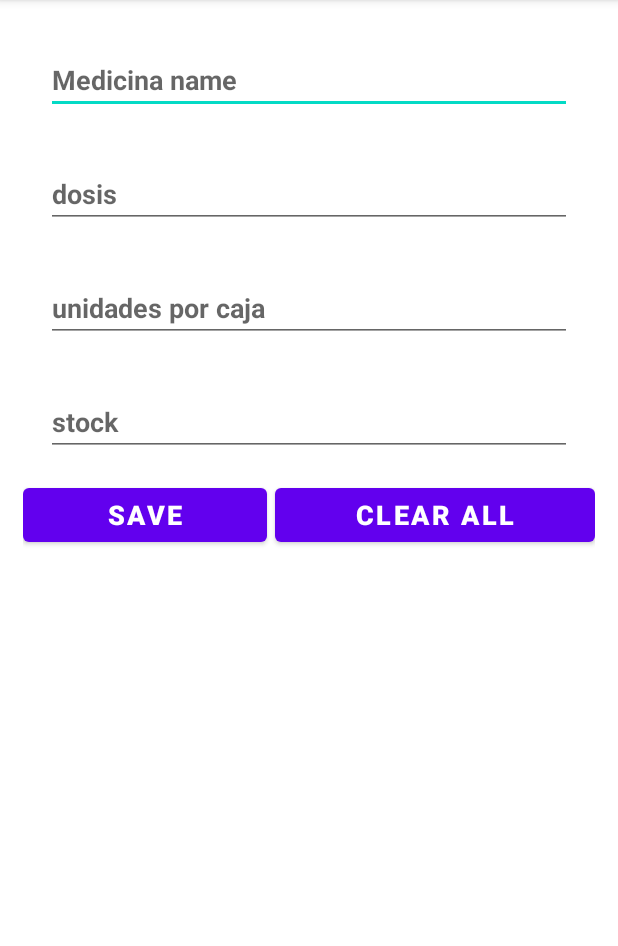
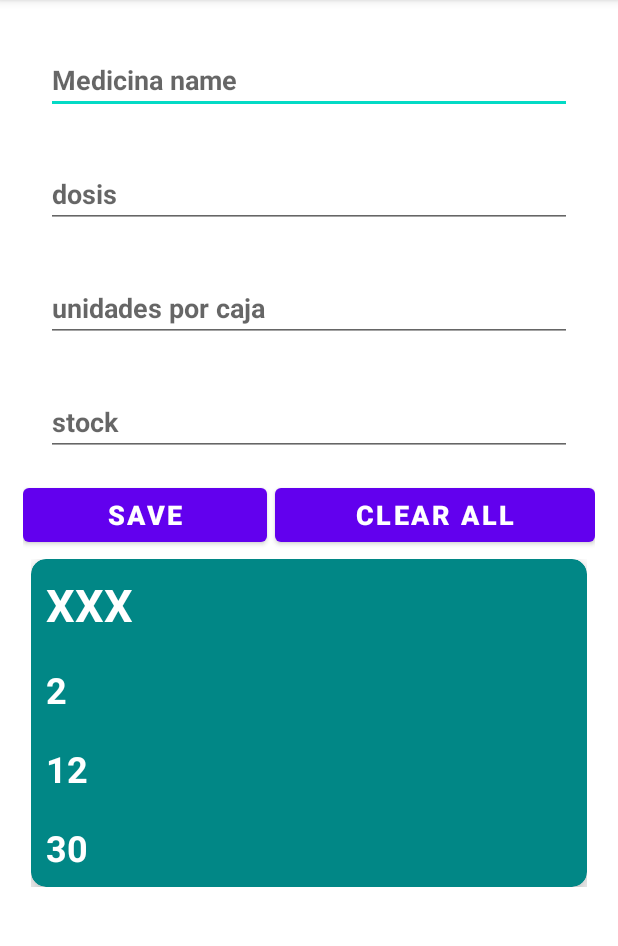
Before and after one commit to jrodriguezballester/InicioRoom, an Android app: the screen it shows after launch (AddMedicinaActivity), after a tap on "MEDICAMENTOS", on a phone screen of 412 x 824 dp, the part 84-1030 px from its top. Run offline under Robolectric (Android 15) with nearby library versions, the phone set to English and light mode, and no system bars; our stand-ins replace Room's generated code, data binding.

Commit message:
Una BD y precarga

```diff
--- a/app/src/main/AndroidManifest.xml
+++ b/app/src/main/AndroidManifest.xml
@@ -13,6 +13,7 @@
         android:supportsRtl="true"
         android:theme="@style/Theme.Farma4"
         tools:targetApi="31">
+
         <activity
             android:name=".ui.ListaActivity"
             android:exported="false">
--- a/app/src/main/java/com/example/farma4/database/MedicinaDatabase.kt
+++ b/app/src/main/java/com/example/farma4/database/MedicinaDatabase.kt
@@ -1,9 +1,18 @@
 package com.example.farma4.database
 
 import android.content.Context
+import android.util.Log
+import androidx.lifecycle.lifecycleScope
 import androidx.room.Database
 import androidx.room.Room
 import androidx.room.RoomDatabase
+import androidx.sqlite.db.SupportSQLiteDatabase
+import kotlinx.coroutines.CoroutineScope
+import kotlinx.coroutines.Dispatchers
+import kotlinx.coroutines.GlobalScope
+import kotlinx.coroutines.launch
+import kotlinx.coroutines.sync.Mutex
+import kotlinx.coroutines.sync.withLock
 
 
 @Database(entities = [Medicina::class], version = 2, exportSchema = false)
@@ -13,19 +22,35 @@ abstract class MedicinaDatabase : RoomDatabase() {
     companion object {
         @Volatile
         private var INSTANCE: MedicinaDatabase? = null
-        fun getInstance(context: Context): MedicinaDatabase? {
-            if (INSTANCE != null) return INSTANCE!!
-            synchronized(this) {
-                INSTANCE = Room
-                    .databaseBuilder(
-                        context.applicationContext,
-                        MedicinaDatabase::class.java,
-                        "medicina_data_database"
-                    )
-                    .fallbackToDestructiveMigration()
-                    .build()
-                return INSTANCE
+
+
+        fun getInstance(context: Context): MedicinaDatabase {
+            return INSTANCE ?: synchronized(this) {
+                INSTANCE ?: buildDatabase(context)
             }
         }
+
+        private fun buildDatabase(context: Context): MedicinaDatabase {
+            val actualtDBPath = context.getDatabasePath("medicina_data_database.db").absolutePath
+            Log.i("MyTAG ", "MedicinaDatabase buildDatabase 1 :::::::${actualtDBPath}")
+            return Room.databaseBuilder(
+                context.applicationContext,
+                MedicinaDatabase::class.java, "medicina_data_database"
+            )
+                // prepopulate the database after onCreate was called
+                .addCallback(object : Callback() {
+                    override fun onCreate(db: SupportSQLiteDatabase) {
+                        super.onCreate(db)
+                        Log.i("MyTAG ", "MedicinaDatabase buildDatabase 2 llenando BD")
+
+                        GlobalScope.launch(Dispatchers.Main) {
+                            getInstance(context).medicinaDAO.insertMedicina(PREPOPULATE_DATA)
+                        }
+                    }
+                })
+                .build()
+        }
+
+        val PREPOPULATE_DATA = Medicina("XXX", "2", 30, 12)
     }
 }
--- a/app/src/main/java/com/example/farma4/ui/AddMedicinaActivity.kt
+++ b/app/src/main/java/com/example/farma4/ui/AddMedicinaActivity.kt
@@ -27,7 +27,7 @@ import kotlinx.coroutines.withTimeoutOrNull
 class AddMedicinaActivity : AppCompatActivity() {
 
     private lateinit var medicinaDAO: MedicinaDAO
-    private lateinit var medicinaRepo: MedicinaRepository
+    private lateinit var medicinaRepository: MedicinaRepository
     private lateinit var binding: ActivityMainBinding
     private lateinit var medicinaViewModel: MedicinaViewModel
     private lateinit var adapter: MedicinaViewAdapter
@@ -38,8 +38,8 @@ class AddMedicinaActivity : AppCompatActivity() {
 
         binding = DataBindingUtil.setContentView(this, R.layout.activity_main)
 
-        val medicinaDAO = MedicinaDatabase.getInstance(application)!!.medicinaDAO
-        val medicinaRepository = MedicinaRepository(medicinaDAO)
+        medicinaDAO = MedicinaDatabase.getInstance(application)!!.medicinaDAO
+        medicinaRepository = MedicinaRepository(medicinaDAO)
         val factory = MedicinaViewModelFactory(medicinaRepository)
 
         medicinaViewModel = ViewModelProvider(this, factory).get(MedicinaViewModel::class.java)
@@ -54,98 +54,28 @@ class AddMedicinaActivity : AppCompatActivity() {
 
         initRecyclerView()
 
-//
-//        val db = Room.databaseBuilder(
-//            applicationContext,
-//            MedicinaDatabase::class.java, "medicina_database"
-//        )
-//            .fallbackToDestructiveMigration()
-//            .build()
-//
-//        medicinaDAO = db.medicinaDAO
-//        medicinaRepo= MedicinaRepository(medicinaDAO)
-//
-//        testDB()
-
     }
 
     private fun initRecyclerView() {
         binding.medicinaRecyclerView.layoutManager = LinearLayoutManager(this)
         adapter = MedicinaViewAdapter { selectedItem: Medicina -> listItemClicked(selectedItem) }
         binding.medicinaRecyclerView.adapter = adapter
+        val actualtDBPath = getDatabasePath("medicina_data_database.db").absolutePath
+        Log.i("MyTAG", ":::::::${actualtDBPath}")
         displayMedicinasList()
     }
 
     private fun displayMedicinasList() {
-        medicinaViewModel.getSavedMedicinas().observe(this,Observer {
+        medicinaViewModel.getSavedMedicinas().observe(this, Observer {
             adapter.setList(it)
             adapter.notifyDataSetChanged()
         })
     }
 
     private fun listItemClicked(medicina: Medicina) {
-        Log.i("MainActivity","pulsado")
+        Log.i("MyTAG", "pulsado listItemClicked")
         Toast.makeText(this, "selected name is ${medicina.name}", Toast.LENGTH_LONG).show()
         medicinaViewModel.initUpdateAndDelete(medicina)
 
     }
-
-    private fun testDB() {
-
-        lifecycleScope.launch(Dispatchers.IO) {
-            //Insert
-            Log.i("MyTAG", "*****     Inserting 3 medicinas     **********")
-            medicinaDAO.insertMedicina(Medicina("qq", "1", 1, 30))
-            medicinaDAO.insertMedicina(Medicina("zz", "1", 1, 30))
-            medicinaDAO.insertMedicina(Medicina("aa", "1", 1, 30))
-            Log.i("MyTAG", "*****     Inserted 3 medicinas       **********")
-
-            //Query
-            //       val medicinas = medicinaDAO.getAllMedicinas()
-            val medicinas = medicinaRepo.medicinas
-
-            Log.i("MyTAG", "*****    medicinas $medicinas  *****")
-
-
-            ////// mostrar el listado ////
-            mostrarListadoFlow1(medicinas)
-
-            // Ver resultado
-            mostrarListado()
-
-            //Update
-            Log.i("MyTAG", "*****      Updating a medicina      **********")
-            medicinaDAO.updateMedicina(Medicina("aa", "1", 1, 300000))
-
-            // Ver resultado
-            mostrarListado()
-
-            //delete
-            Log.i("MyTAG", "*****       Deleting a medicina      **********")
-            medicinaDAO.deleteMedicina(Medicina("qq", "1", 1, 30))
-
-            // Ver resultado
-            mostrarListado()
-        }
-    }
-
-    private fun mostrarListadoFlow1(medicinas: Flow<List<Medicina>>) {
-        runBlocking<Unit> {
-            Log.i("MyTAG", "*****    medicinas VVV  *****")
-            withTimeoutOrNull(250) { // Timeout after 250ms
-                medicinas.collect { value -> println(value) }
-            }
-            Log.i("MyTAG", "*****    medicinas ^^^^  *****")
-        }
-    }
-
-    private fun mostrarListado() {
-        //Query
-        val medicinas2: List<Medicina>
-        medicinas2 = medicinaDAO.getListMedicinas()
-        Log.i("MyTAG", "*****   ${medicinas2.size} medicinas there *****")
-        medicinas2.forEach { medicina ->
-            Log.i("MyTAG", " name: ${medicina.name} stock: ${medicina.stock}")
-        }
-    }
 }
```
Also changed, not shown: app/src/main/java/com/example/farma4/tests/TestActivity.kt (added, +103 -0 lines).
